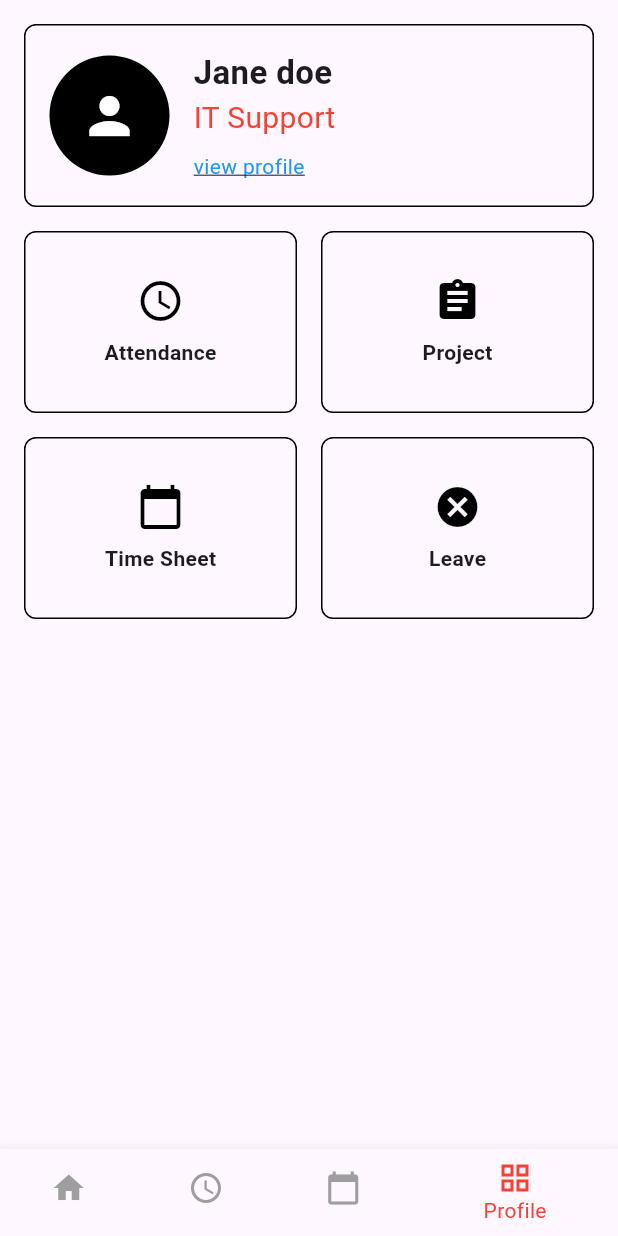
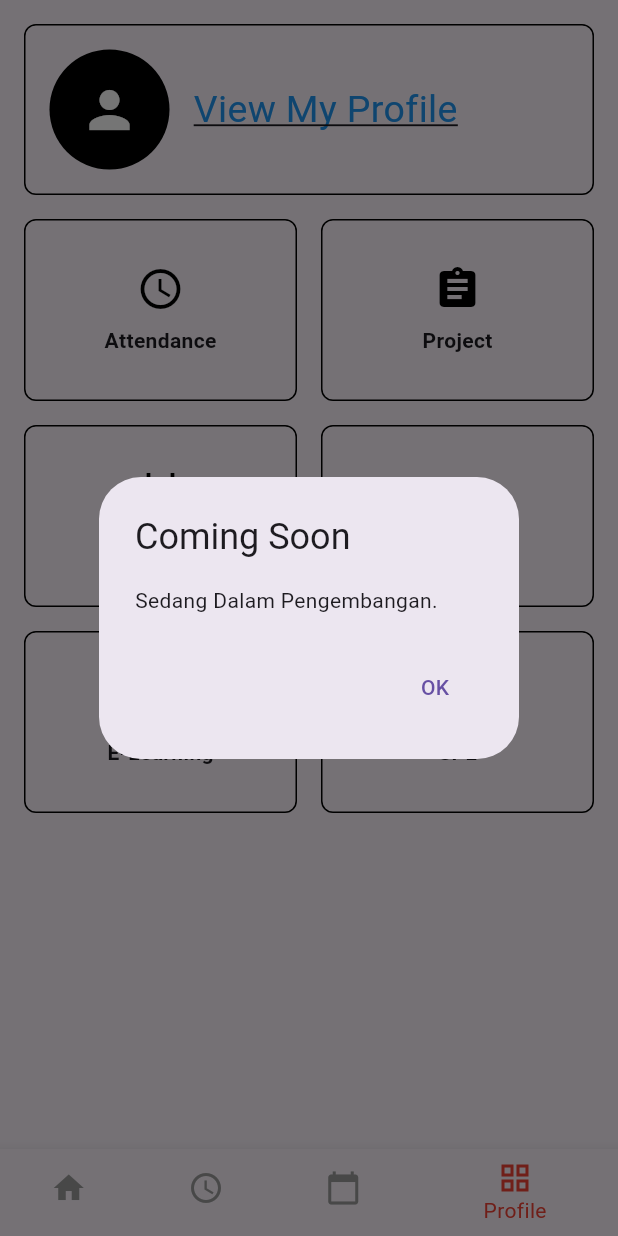
Before and after one commit to anca234/flutter-HRIS, a Flutter app: the screen it shows after launch, item 4 of the bottom bar chosen, after a tap on "Project", on a phone screen of 412 x 824 dp. Run offline on Flutter 3.47's test engine with Material 3 defaults, Android fonts, the phone set to English and light mode, and no system bars.

Commit message:
comingsoon, memindahkan profile ke halaman utama, membuat agar next activity ketika dipencet akan berubah jadi done.

```diff
--- a/lib/screens/home_page.dart
+++ b/lib/screens/home_page.dart
@@ -57,17 +57,17 @@ class _HomePageState extends State<HomePage> {
                       crossAxisAlignment: CrossAxisAlignment.start,
                       children: const [
                         Text(
-                          "Good Morning Jane,",
-                          style: TextStyle(
-                              fontSize: 18,
-                              color: Color.fromARGB(255, 128, 127, 127)),
-                        ),
-                        SizedBox(height: 4),
-                        Text(
-                          "Let's get to work!",
+                          "Jane Doe",
                           style: TextStyle(
                             fontSize: 32,
                             fontWeight: FontWeight.bold,
+                          ),
+                        ),
+                        SizedBox(height: 6),
+                        Text(
+                          "IT Support",
+                          style: TextStyle(
+                            fontSize: 18,
                           ),
                         ),
                       ],
@@ -98,7 +98,7 @@ class _HomePageState extends State<HomePage> {
                   isClockedIn ? "Clock Out" : "Clock In",
                   style: const TextStyle(
                     color: Colors.white,
-                    fontSize: 20,
+                    fontSize: 26,
                   ),
                 ),
               ),
@@ -152,48 +152,7 @@ class _HomePageState extends State<HomePage> {
                 style: TextStyle(fontSize: 18, fontWeight: FontWeight.bold),
               ),
             ),
-            ListView.builder(
-              shrinkWrap: true,
-              physics: const NeverScrollableScrollPhysics(),
-              itemCount: 3,
-              itemBuilder: (context, index) {
-                return Padding(
-                  padding: const EdgeInsets.symmetric(
-                      horizontal: 16.0, vertical: 8.0),
-                  child: Container(
-                    decoration: BoxDecoration(
-                      border: Border.all(color: Colors.grey),
-                      borderRadius: BorderRadius.circular(8),
-                    ),
-                    child: ListTile(
-                      leading: Checkbox(
-                        value: false,
-                        onChanged: (bool? value) {},
-                      ),
-                      title: const Text(
-                        "Project Name",
-                        style: TextStyle(fontWeight: FontWeight.bold),
-                      ),
-                      subtitle: const Text(
-                        "Project leader\nPlanned squad name1, Planned squad name2",
-                      ),
-                      trailing: Container(
-                        padding: const EdgeInsets.symmetric(
-                            horizontal: 8, vertical: 4),
-                        decoration: BoxDecoration(
-                          color: Colors.orange,
-                          borderRadius: BorderRadius.circular(4),
-                        ),
-                        child: const Text(
-                          "Planned",
-                          style: TextStyle(color: Colors.white),
-                        ),
-                      ),
-                    ),
-                  ),
-                );
-              },
-            ),
+            NextActivityWidget(),
 
             // More Button
             Padding(
@@ -223,3 +182,73 @@ class _HomePageState extends State<HomePage> {
     );
   }
 }
+
+class NextActivityWidget extends StatefulWidget {
+  const NextActivityWidget({Key? key}) : super(key: key);
+
+  @override
+  _NextActivityWidgetState createState() => _NextActivityWidgetState();
+}
+
+class _NextActivityWidgetState extends State<NextActivityWidget> {
+  final List<Map<String, dynamic>> activities = [
+    {
+      "title": "Project Name 1",
+      "subtitle": "Project leader\nPlanned squad name1, Planned squad name2",
+      "isDone": false,
+    },
+    {
+      "title": "Project Name 2",
+      "subtitle": "Project leader\nPlanned squad name3, Planned squad name4",
+      "isDone": false,
+    },
+    {
+      "title": "Project Name 3",
+      "subtitle": "Project leader\nPlanned squad name5, Planned squad name6",
+      "isDone": false,
+    },
+  ];
+
+  @override
+  Widget build(BuildContext context) {
+    return Column(
+      children: activities.map((activity) {
+        return Padding(
+          padding: const EdgeInsets.symmetric(horizontal: 16.0, vertical: 8.0),
+          child: Container(
+            decoration: BoxDecoration(
+              border: Border.all(color: Colors.grey),
+              borderRadius: BorderRadius.circular(8),
+            ),
+            child: ListTile(
+              leading: Checkbox(
+                value: activity["isDone"],
+                onChanged: (bool? value) {
+                  setState(() {
+                    activity["isDone"] = value!;
+                  });
+                },
+              ),
+              title: Text(
+                activity["title"],
+                style: const TextStyle(fontWeight: FontWeight.bold),
+              ),
+              subtitle: Text(activity["subtitle"]),
+              trailing: Container(
+                padding: const EdgeInsets.symmetric(horizontal: 8, vertical: 4),
+                decoration: BoxDecoration(
+                  color: activity["isDone"] ? Colors.green : Colors.orange,
+                  borderRadius: BorderRadius.circular(4),
+                ),
+                child: Text(
+                  activity["isDone"] ? "Done" : "Planned",
+                  style: const TextStyle(color: Colors.white),
+                ),
+              ),
+            ),
+          ),
+        );
+      }).toList(),
+    );
+  }
+}
--- a/lib/screens/menu.dart
+++ b/lib/screens/menu.dart
@@ -1,4 +1,6 @@
 import 'package:flutter/material.dart';
+import 'package:secondly/screens/attendance_page.dart';
+import 'package:secondly/screens/timesheets.dart';
 
 class Menu extends StatelessWidget {
   const Menu({super.key});
@@ -40,21 +42,7 @@ class Menu extends StatelessWidget {
                   child: Column(
                     crossAxisAlignment: CrossAxisAlignment.start,
                     children: [
-                      const Text(
-                        "Jane doe",
-                        style: TextStyle(
-                          fontSize: 22,
-                          fontWeight: FontWeight.bold,
-                        ),
-                      ),
-                      const Text(
-                        "IT Support",
-                        style: TextStyle(
-                          color: Colors.red,
-                          fontSize: 20,
-                        ),
-                      ),
-                      const SizedBox(height: 8),
+                      const SizedBox(height: 0),
                       GestureDetector(
                         onTap: () {
                           Navigator.push(
@@ -64,9 +52,10 @@ class Menu extends StatelessWidget {
                           );
                         },
                         child: const Text(
-                          "view profile",
+                          "View My Profile",
                           style: TextStyle(
                             color: Colors.blue,
+                            fontSize: 25,
                             decoration: TextDecoration.underline,
                           ),
                         ),
@@ -92,7 +81,11 @@ class Menu extends StatelessWidget {
                     icon: Icons.access_time,
                     label: "Attendance",
                     onTap: () {
-                      // Aksi ketika Attendance ditekan
+                      Navigator.push(
+                        context,
+                        MaterialPageRoute(
+                            builder: (context) => const AttendancePage()),
+                      );
                     },
                   ),
                   // Tombol Project
@@ -100,7 +93,7 @@ class Menu extends StatelessWidget {
                     icon: Icons.assignment,
                     label: "Project",
                     onTap: () {
-                      // Aksi ketika Project ditekan
+                      _showComingSoonPopup(context);
                     },
                   ),
                   // Tombol Time Sheet
@@ -108,15 +101,34 @@ class Menu extends StatelessWidget {
                     icon: Icons.calendar_today,
                     label: "Time Sheet",
                     onTap: () {
-                      // Aksi ketika Time Sheet ditekan
+                      Navigator.push(
+                        context,
+                        MaterialPageRoute(
+                            builder: (context) => const TimeSheetPage()),
+                      );
                     },
                   ),
                   // Tombol Leave
                   buildMenuButton(
-                    icon: Icons.cancel,
+                    icon: Icons.logout_outlined,
                     label: "Leave",
                     onTap: () {
-                      // Aksi ketika Leave ditekan
+                      _showComingSoonPopup(
+                          context); //belum dibuat, sudah ada design
+                    },
+                  ),
+                  buildMenuButton(
+                    icon: Icons.import_contacts_outlined,
+                    label: "E-Learning",
+                    onTap: () {
+                      _showComingSoonPopup(context);
+                    },
+                  ),
+                  buildMenuButton(
+                    icon: Icons.more_time_rounded,
+                    label: "SPL",
+                    onTap: () {
+                      _showComingSoonPopup(context);
                     },
                   ),
                 ],
@@ -155,6 +167,26 @@ class Menu extends StatelessWidget {
           ],
         ),
       ),
+    );
+  }
+
+  void _showComingSoonPopup(BuildContext context) {
+    showDialog(
+      context: context,
+      builder: (BuildContext context) {
+        return AlertDialog(
+          title: const Text("Coming Soon"),
+          content: const Text("Sedang Dalam Pengembangan."),
+          actions: [
+            TextButton(
+              onPressed: () {
+                Navigator.of(context).pop();
+              },
+              child: const Text("OK"),
+            ),
+          ],
+        );
+      },
     );
   }
 }
```
